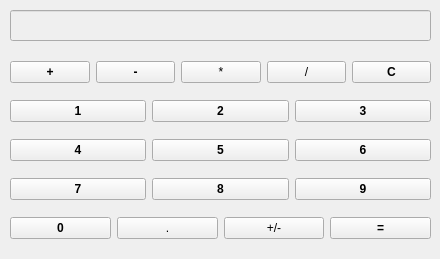
First picture: the form in calculator-t2/calculator_interface.ui, repository bmcx/SOFT336SL, before the edit.
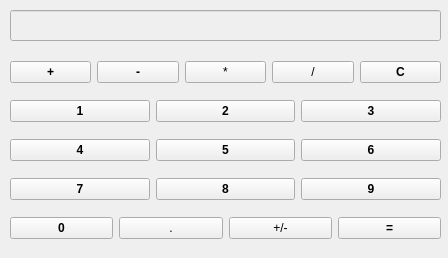
Second picture: the form after the edit.

```diff
--- a/calculator-t2/calculator_interface.ui
+++ b/calculator-t2/calculator_interface.ui
@@ -6,10 +6,16 @@
    <rect>
     <x>0</x>
     <y>0</y>
-    <width>440</width>
-    <height>259</height>
+    <width>448</width>
+    <height>258</height>
    </rect>
   </property>
+  <property name="maximumSize">
+   <size>
+    <width>448</width>
+    <height>260</height>
+   </size>
+  </property>
   <property name="contextMenuPolicy">
    <enum>Qt::NoContextMenu</enum>
   </property>
@@ -24,7 +30,7 @@
     <rect>
      <x>10</x>
      <y>10</y>
-     <width>421</width>
+     <width>431</width>
      <height>31</height>
     </rect>
    </property>
@@ -40,7 +46,7 @@
     <rect>
      <x>10</x>
      <y>50</y>
-     <width>421</width>
+     <width>431</width>
      <height>202</height>
     </rect>
    </property>
```
